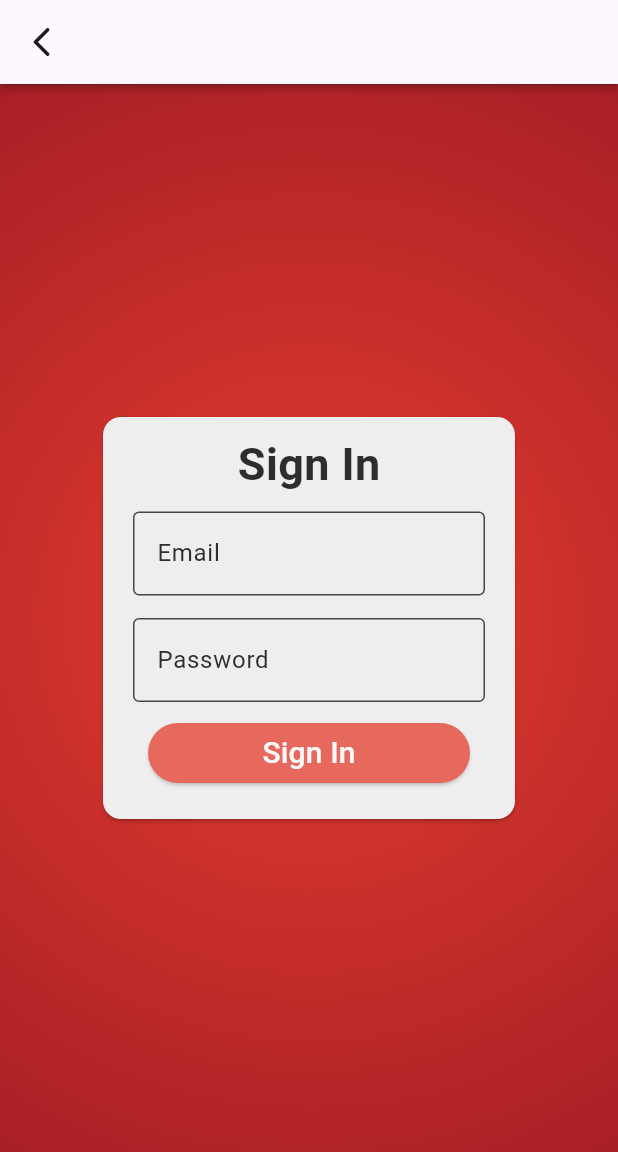
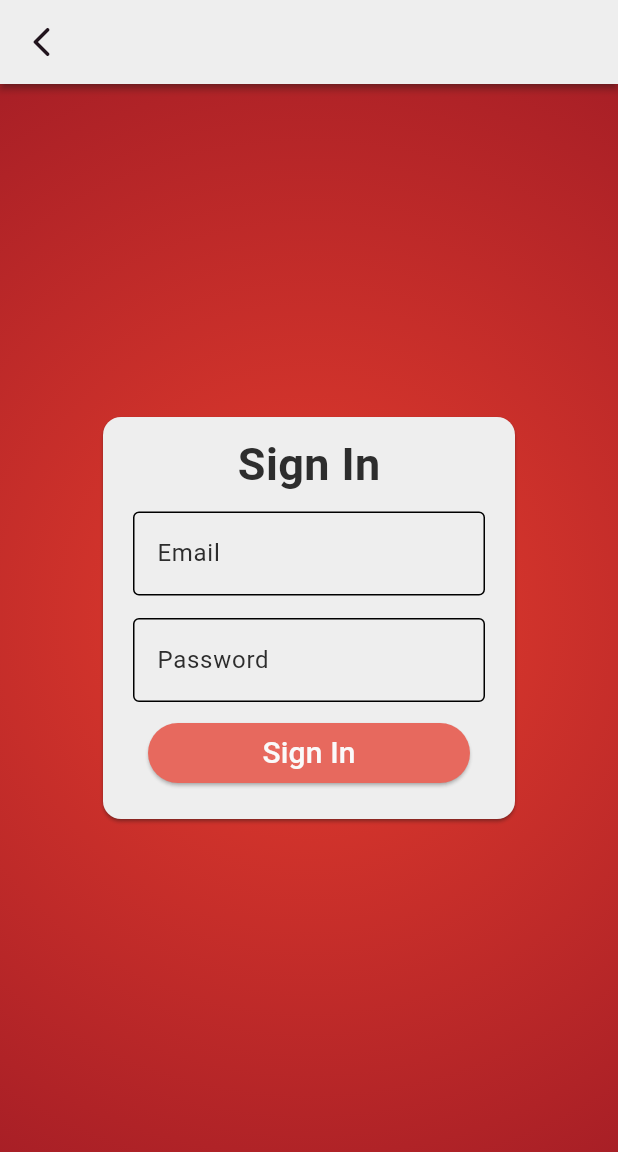
Before and after one commit to owenstuckman/SecondStudentVTHACKS13, a Flutter app: the screen it shows after launch, after a tap on "Sign In", on a phone screen of 412 x 824 dp. Shown: the top 1152 px of the screen. Run offline on Flutter 3.47's test engine with Material 3 defaults, Android fonts, the phone set to English and light mode, and no system bars; our stand-ins replace flutter_local_notifications, google_sign_in, image_picker, localstorage, octo_image, rflutter_alert and 5 more; missing offline and left inert: super_editor, webview_flutter_android, webview_flutter_wkwebview; accounts and stored records are empty; Roboto replaces fonts that are missing (Georama, Pridi).

Commit message:
Fixed themes, user can now set themes

```diff
--- a/lib/globals/static/themes.dart
+++ b/lib/globals/static/themes.dart
@@ -1,4 +1,5 @@
 import 'package:flutter/material.dart';
+import 'package:secondstudent/globals/account_service.dart';
 
 
 /*
@@ -9,9 +10,16 @@ Allows for changing color scheme
 Can always be expanded on
 
  */
+
 class Themes {
 
-  static ThemeData sparkliTheme = ThemeData(
+  static void checkTheme() {
+    if (!themeData.keys.contains(AccountService.account['theme'])) {
+      AccountService.account['theme'] = themeData.keys.first;
+    }
+  }
+
+  static final ThemeData sparkliTheme = ThemeData(
     colorScheme: const ColorScheme(
       primary: Color(0xFFE53D2E),
       onPrimary: Color(0xFFFFFFFF),
--- /dev/null
+++ b/lib/globals/stream_signal.dart
@@ -0,0 +1,21 @@
+import 'dart:async';
+
+class StreamSignal{
+  static Map<StreamController, Map<String, dynamic>> streamData = {};
+
+  StreamSignal({required this.streamController, Map<String, dynamic>? newData}) {
+    Map<String, dynamic> dataMap = newData ?? <String, dynamic>{};
+
+    streamData[streamController] ??= dataMap;
+    streamData[streamController]?.addAll(dataMap);
+
+    data = streamData[streamController] ?? {};
+  }
+  final StreamController<StreamSignal> streamController;
+
+  late final Map<String, dynamic> data;
+
+  static void updateStream({required StreamController<StreamSignal> streamController, Map<String, dynamic>? newData}){
+    streamController.add(StreamSignal(streamController: streamController, newData: newData));
+  }
+}
--- a/lib/main.dart
+++ b/lib/main.dart
@@ -1,11 +1,20 @@
 import 'package:flutter/material.dart';
 import 'package:flutter/services.dart';
 import 'package:localstorage/localstorage.dart';
+import 'package:secondstudent/globals/auth_service.dart';
+import 'dart:async';
 
 // pages
 import 'pages/startup/splash_page.dart';
 import 'package:secondstudent/globals/database.dart';
 import 'package:secondstudent/globals/notification_service.dart';
+import 'package:secondstudent/globals/static/themes.dart';
+import 'package:secondstudent/globals/stream_signal.dart';
+import 'package:secondstudent/globals/account_service.dart';
+
+// initialize main stream signal
+final StreamController<StreamSignal> mainStream =
+    StreamController<StreamSignal>();
 
 void main() async {
   WidgetsFlutterBinding.ensureInitialized();
@@ -22,18 +31,40 @@ void main() async {
   // init local storage
   await initLocalStorage();
 
-  runApp(const MyApp());
+  // double check theme initialized
+  Themes.checkTheme();
+
+  // ensure theme stream has a listener
+  if (!mainStream.hasListener) {
+    runApp(const MyApp());
+  }
 }
 
 class MyApp extends StatelessWidget {
   const MyApp({super.key});
 
+  //Application root widget
   @override
   Widget build(BuildContext context) {
-    return const MaterialApp(
-      title: 'SecondStudent',
-      home: const SplashPage(),
-      debugShowCheckedModeBanner: false,
+    //Streambuilder; refreshes on theme change
+    return StreamBuilder(
+      stream: mainStream.stream,
+      initialData: StreamSignal(
+        streamController: mainStream,
+        newData: {'theme': AccountService.account['theme'] ?? 'Scarlet'},
+      ),
+      builder: (context, snapshot) {
+        //Primary application
+        return MaterialApp(
+          title: 'SecondStudent',
+          theme:
+              Themes.themeData[snapshot.data?.data['theme']] ??
+              Themes.themeData['Scarlet'],
+          //Loading screen; processes auth
+          home: const SplashPage(),
+          debugShowCheckedModeBanner: false,
+        );
+      },
     );
   }
 }
```
Also changed, not shown: lib/globals/account_service.dart (+17 -8 lines), lib/pages/startup/home_page.dart (+13 -0 lines).
